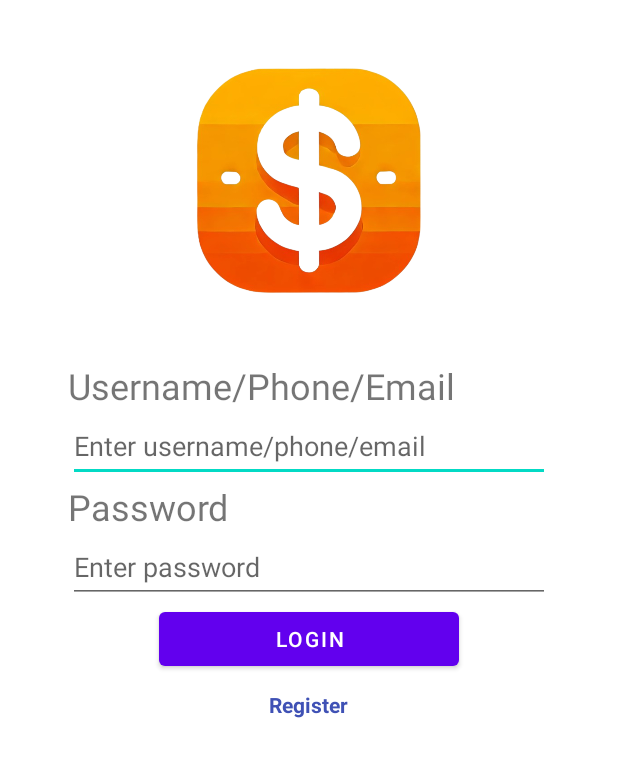
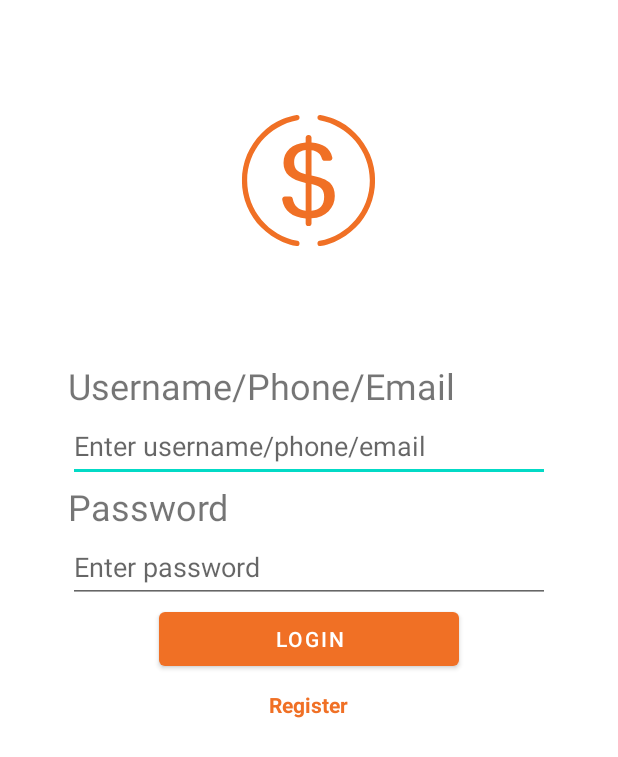
Before and after one commit to kypltIT/CampusExpenseManager, an Android app: the layout activity_login.xml on its own in the app's theme, with its tools: preview values and no code run, on a phone screen of 412 x 824 dp. Shown: the top 757 px of the screen. Run offline under Robolectric (Android 15) with nearby library versions, the phone set to English and light mode, and no system bars.

Commit message:
add SplashActivity

```diff
--- a/app/build.gradle.kts
+++ b/app/build.gradle.kts
@@ -35,6 +35,8 @@ dependencies {
 
     implementation(libs.appcompat)
     implementation(libs.material)
+    implementation(libs.activity)
+    implementation(libs.constraintlayout)
     testImplementation(libs.junit)
     androidTestImplementation(libs.ext.junit)
     androidTestImplementation(libs.espresso.core)
--- /dev/null
+++ b/app/src/main/java/com/example/campusexpensemanager/SplashActivity.java
@@ -0,0 +1,32 @@
+// SplashActivity.java
+package com.example.campusexpensemanager;
+
+import android.content.Intent;
+import android.os.Bundle;
+import android.os.Handler;
+import android.view.WindowManager;
+import androidx.appcompat.app.AppCompatActivity;
+
+public class SplashActivity extends AppCompatActivity {
+    private static final long SPLASH_DELAY = 3000; // 3 seconds
+
+    @Override
+    protected void onCreate(Bundle savedInstanceState) {
+        super.onCreate(savedInstanceState);
+
+        // Make fullscreen
+        getWindow().setFlags(WindowManager.LayoutParams.FLAG_FULLSCREEN,
+                WindowManager.LayoutParams.FLAG_FULLSCREEN);
+
+        setContentView(R.layout.activity_splash);
+
+        new Handler().postDelayed(new Runnable() {
+            @Override
+            public void run() {
+                Intent intent = new Intent(SplashActivity.this, LoginActivity.class);
+                startActivity(intent);
+                finish();
+            }
+        }, SPLASH_DELAY);
+    }
+}
--- /dev/null
+++ b/app/src/main/res/drawable/campusexpense__2_.xml
@@ -0,0 +1,32 @@
+<vector xmlns:android="http://schemas.android.com/apk/res/android"
+    android:width="500dp"
+    android:height="500dp"
+    android:viewportWidth="375"
+    android:viewportHeight="375">
+  <path
+      android:pathData="M-37.5,-37.5h450v450h-450z"
+      android:fillColor="#ffffff"/>
+  <path
+      android:pathData="M-37.5,-37.5h450v450h-450z"
+      android:fillColor="#ffffff"/>
+  <path
+      android:pathData="M192.53,238.05C206.57,236.44 213.59,228.58 213.59,214.46C213.59,208.68 212.16,204.24 209.3,201.13C206.45,198.02 200.86,195.46 192.53,193.46ZM182.78,177.12L182.78,136.86C169.96,138.92 163.55,145.73 163.55,157.29C163.55,163.51 165.32,168.04 168.88,170.87C172.43,173.7 177.07,175.79 182.78,177.12ZM192.53,178.96C207.6,181.79 217.84,185.91 223.25,191.33C228.66,196.75 231.36,204.13 231.36,213.46C231.36,223.19 227.93,231.65 221.06,238.84C214.19,246.04 204.68,249.94 192.53,250.55L192.53,259C192.53,261.47 190.53,263.47 188.05,263.47L187.26,263.47C184.79,263.47 182.78,261.47 182.78,259L182.78,250.72C160.06,248.43 147.03,237.99 143.71,219.41C143.21,216.66 145.32,214.13 148.12,214.13L156.84,214.13C158.98,214.13 160.84,215.65 161.23,217.76C163.44,229.42 170.63,236.18 182.78,238.05L182.78,191.46C158.17,186.96 145.86,175.98 145.86,158.53C145.86,148.7 149.19,140.78 155.85,134.78C162.5,128.78 171.48,125.3 182.78,124.36L182.78,116C182.78,113.53 184.79,111.52 187.26,111.52L188.05,111.52C190.53,111.52 192.53,113.53 192.53,116L192.53,124.36C211.92,125.7 223.47,133.95 227.19,149.08C227.89,151.89 225.74,154.61 222.84,154.61L214.21,154.61C212.12,154.61 210.31,153.16 209.84,151.13C207.94,142.95 202.17,138.25 192.53,137.03L192.53,178.96"
+      android:fillColor="#f07025"
+      android:fillType="nonZero"/>
+  <group>
+    <clip-path
+        android:pathData="M202,78L298.36,78L298.36,297L202,297ZM202,78"/>
+    <path
+        android:pathData="M289.81,144.27C284.22,131.05 276.21,119.18 266.02,108.98C255.82,98.79 243.95,90.78 230.72,85.19C223.18,82 215.39,79.68 207.41,78.23C204.7,77.75 202.2,79.83 202.2,82.59C202.2,84.73 203.74,86.55 205.85,86.93C253.48,95.6 289.71,137.4 289.71,187.5C289.71,237.6 253.48,279.39 205.85,288.06C203.74,288.45 202.2,290.27 202.2,292.41C202.2,295.16 204.7,297.25 207.41,296.77C215.39,295.32 223.18,293 230.72,289.81C243.95,284.22 255.82,276.21 266.02,266.02C276.21,255.82 284.22,243.95 289.81,230.72C295.6,217.03 298.54,202.49 298.54,187.5C298.54,172.51 295.6,157.97 289.81,144.27"
+        android:fillColor="#f07025"
+        android:fillType="nonZero"/>
+  </group>
+  <group>
+    <clip-path
+        android:pathData="M76.36,78L173,78L173,297L76.36,297ZM76.36,78"/>
+    <path
+        android:pathData="M85.28,187.5C85.28,137.4 121.51,95.6 169.15,86.93C171.25,86.55 172.79,84.73 172.79,82.59C172.79,79.83 170.3,77.75 167.59,78.23C159.61,79.68 151.81,82 144.28,85.19C131.05,90.78 119.18,98.79 108.98,108.98C98.79,119.18 90.78,131.05 85.19,144.27C79.39,157.97 76.46,172.51 76.46,187.5C76.46,202.49 79.39,217.03 85.19,230.72C90.78,243.95 98.79,255.82 108.98,266.02C119.18,276.21 131.05,284.22 144.28,289.81C151.81,293 159.61,295.32 167.59,296.77C170.3,297.25 172.79,295.16 172.79,292.41C172.79,290.27 171.25,288.45 169.15,288.06C121.51,279.39 85.28,237.6 85.28,187.5"
+        android:fillColor="#f07025"
+        android:fillType="nonZero"/>
+  </group>
+</vector>
--- a/app/src/main/res/layout/activity_login.xml
+++ b/app/src/main/res/layout/activity_login.xml
@@ -26,7 +26,7 @@
             android:layout_gravity="center"
             android:layout_marginTop="45dp"
             android:layout_marginBottom="45dp"
-            app:srcCompat="@drawable/icon_money" />
+            app:srcCompat="@drawable/campusexpense__2_" />
 
         <TextView
             android:id="@+id/textView6"
@@ -80,7 +80,7 @@
             android:layout_gravity="center"
             android:layout_marginTop="10dp"
             android:text="Register"
-            android:textColor="#3F51B5"
+            android:textColor="@color/orange_500"
             android:textStyle="bold" />
     </LinearLayout>
 </androidx.constraintlayout.widget.ConstraintLayout>
--- a/app/src/main/res/layout/activity_main.xml
+++ b/app/src/main/res/layout/activity_main.xml
@@ -20,7 +20,7 @@
 
     <androidx.fragment.app.FragmentContainerView
         android:id="@+id/fragmentContainerView"
-        android:name="com.example.campusstage2.fragment.HomeFragment"
+        android:name="com.example.campusexpensemanager.fragment.HomeFragment"
         android:layout_width="match_parent"
         android:layout_height="match_parent"
         android:layout_marginStart="10dp"
--- a/app/src/main/res/layout/activity_register.xml
+++ b/app/src/main/res/layout/activity_register.xml
@@ -34,7 +34,7 @@
             android:layout_gravity="center"
             android:layout_marginTop="10dp"
             android:layout_marginBottom="45dp"
-            app:srcCompat="@drawable/icon_money" />
+            app:srcCompat="@drawable/campusexpense__2_" />
 
         <TextView
             android:id="@+id/textView10"
--- a/app/src/main/res/values-night/themes.xml
+++ b/app/src/main/res/values-night/themes.xml
@@ -2,15 +2,17 @@
     <!-- Base application theme. -->
     <style name="Theme.CampusExpenseManager" parent="Theme.MaterialComponents.DayNight.DarkActionBar">
         <!-- Primary brand color. -->
-        <item name="colorPrimary">@color/purple_200</item>
-        <item name="colorPrimaryVariant">@color/purple_700</item>
+        <item name="colorPrimary">@color/orange_200</item>
+        <item name="colorPrimaryVariant">@color/orange_dark</item>
         <item name="colorOnPrimary">@color/black</item>
         <!-- Secondary brand color. -->
-        <item name="colorSecondary">@color/teal_200</item>
-        <item name="colorSecondaryVariant">@color/teal_200</item>
+        <item name="colorSecondary">@color/blue_200</item>
+        <item name="colorSecondaryVariant">@color/blue_200</item>
         <item name="colorOnSecondary">@color/black</item>
         <!-- Status bar color. -->
         <item name="android:statusBarColor">?attr/colorPrimaryVariant</item>
         <!-- Customize your theme here. -->
+        <item name="android:windowBackground">@color/black</item>
+        <item name="android:navigationBarColor">@color/orange_dark</item>
     </style>
 </resources>
--- a/app/src/main/res/values/colors.xml
+++ b/app/src/main/res/values/colors.xml
@@ -1,10 +1,19 @@
 <?xml version="1.0" encoding="utf-8"?>
 <resources>
-    <color name="purple_200">#FFBB86FC</color>
-    <color name="purple_500">#FF6200EE</color>
-    <color name="purple_700">#FF3700B3</color>
-    <color name="teal_200">#FF03DAC5</color>
-    <color name="teal_700">#FF018786</color>
+    <!-- Primary orange colors -->
+    <color name="orange_200">#FFB486</color>    <!-- Lighter shade -->
+    <color name="orange_500">#F07025</color>    <!-- Main orange -->
+    <color name="orange_700">#B85218</color>    <!-- Darker shade -->
+
+    <!-- Complementary colors -->
+    <color name="blue_200">#25A0F0</color>      <!-- Light blue complement -->
+    <color name="blue_700">#1878B8</color>      <!-- Dark blue complement -->
+
+    <!-- Neutral colors -->
     <color name="black">#FF000000</color>
     <color name="white">#FFFFFFFF</color>
+
+    <!-- Additional accent colors -->
+    <color name="orange_light">#FFE4D3</color>  <!-- Very light orange for backgrounds -->
+    <color name="orange_dark">#8B3A0F</color>   <!-- Very dark orange for text -->
 </resources>
--- a/app/src/main/res/values/themes.xml
+++ b/app/src/main/res/values/themes.xml
@@ -1,16 +1,12 @@
-<resources xmlns:tools="http://schemas.android.com/tools">
-    <!-- Base application theme. -->
-    <style name="Theme.CampusExpenseManager" parent="Theme.MaterialComponents.DayNight.DarkActionBar">
-        <!-- Primary brand color. -->
-        <item name="colorPrimary">@color/purple_500</item>
-        <item name="colorPrimaryVariant">@color/purple_700</item>
+<resources>
+    <!-- Add this new style to your existing themes.xml -->
+    <style name="Theme.CampusExpenseManager.NoActionBar" parent="Theme.MaterialComponents.DayNight.NoActionBar">
+        <item name="colorPrimary">@color/orange_500</item>
+        <item name="colorPrimaryVariant">@color/orange_700</item>
         <item name="colorOnPrimary">@color/white</item>
-        <!-- Secondary brand color. -->
-        <item name="colorSecondary">@color/teal_200</item>
-        <item name="colorSecondaryVariant">@color/teal_700</item>
-        <item name="colorOnSecondary">@color/black</item>
-        <!-- Status bar color. -->
-        <item name="android:statusBarColor">?attr/colorPrimaryVariant</item>
-        <!-- Customize your theme here. -->
+        <item name="android:windowBackground">@color/white</item>
+        <item name="android:statusBarColor">@color/orange_500</item>
+        <item name="android:navigationBarColor">@color/orange_500</item>
+        <item name="android:windowFullscreen">true</item>
     </style>
 </resources>
--- a/gradle/libs.versions.toml
+++ b/gradle/libs.versions.toml
@@ -5,6 +5,8 @@ junitVersion = "1.2.1"
 espressoCore = "3.6.1"
 appcompat = "1.7.0"
 material = "1.12.0"
+activity = "1.9.3"
+constraintlayout = "2.2.0"
 
 [libraries]
 junit = { group = "junit", name = "junit", version.ref = "junit" }
@@ -12,6 +14,8 @@ ext-junit = { group = "androidx.test.ext", name = "junit", version.ref = "junitV
 espresso-core = { group = "androidx.test.espresso", name = "espresso-core", version.ref = "espressoCore" }
 appcompat = { group = "androidx.appcompat", name = "appcompat", version.ref = "appcompat" }
 material = { group = "com.google.android.material", name = "material", version.ref = "material" }
+activity = { group = "androidx.activity", name = "activity", version.ref = "activity" }
+constraintlayout = { group = "androidx.constraintlayout", name = "constraintlayout", version.ref = "constraintlayout" }
 
 [plugins]
 android-application = { id = "com.android.application", version.ref = "agp" }
```
Also changed, not shown: app/src/main/AndroidManifest.xml (+22 -21 lines), app/src/main/java/com/example/campusexpensemanager/LoginActivity.java (+96 -42 lines), app/src/main/res/drawable/campusexpense__1_.xml (added, +92 -0 lines), app/src/main/res/layout/activity_splash.xml (added, +27 -0 lines), app/src/main/res/drawable/icon_money.png (deleted).
